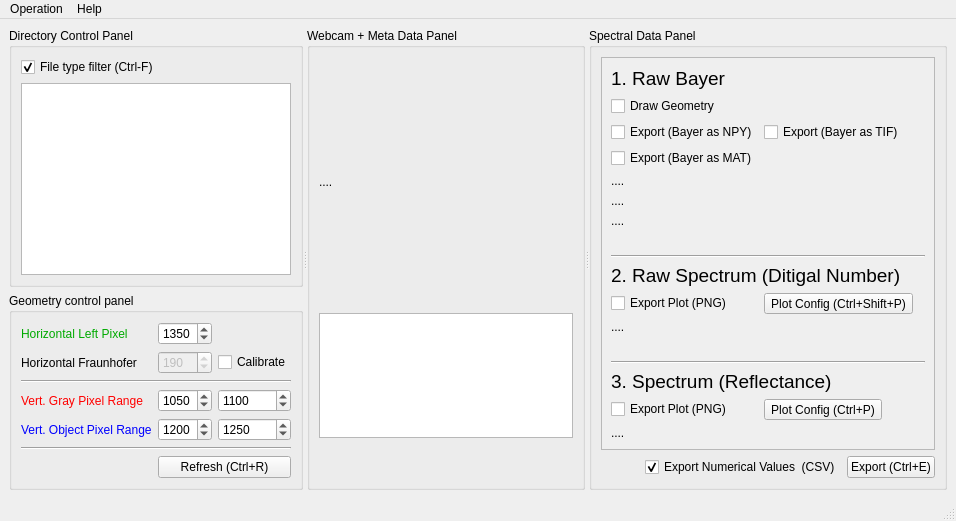
First picture: the form in UI/UI_Mainwindow.ui, repository garid3000/bps_spectrometer_gui, before the edit.
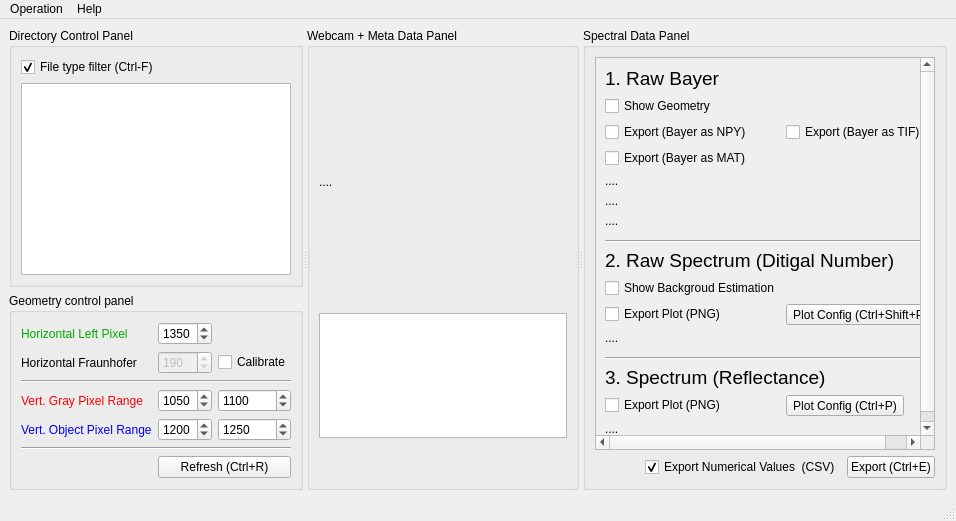
Second picture: the form after the edit. Custom widgets are drawn as their Qt base class.

Commit message: Feat: toggle-able visiblity of estimated background on raw-spectrum-plot

```diff
--- a/UI/UI_Mainwindow.ui
+++ b/UI/UI_Mainwindow.ui
@@ -361,8 +361,8 @@
             <rect>
              <x>0</x>
              <y>0</y>
-             <width>321</width>
-             <height>412</height>
+             <width>353</width>
+             <height>444</height>
             </rect>
            </property>
            <layout class="QFormLayout" name="formLayout">
@@ -400,14 +400,14 @@
               </property>
              </widget>
             </item>
-            <item row="21" column="0" colspan="2">
-             <widget class="Line" name="line_2">
-              <property name="orientation">
-               <enum>Qt::Horizontal</enum>
-              </property>
-             </widget>
-            </item>
             <item row="23" column="0" colspan="2">
+             <widget class="Line" name="line_2">
+              <property name="orientation">
+               <enum>Qt::Horizontal</enum>
+              </property>
+             </widget>
+            </item>
+            <item row="25" column="0" colspan="2">
              <widget class="QLabel" name="label_3">
               <property name="font">
                <font>
@@ -441,14 +441,14 @@
               </property>
              </widget>
             </item>
-            <item row="16" column="0">
+            <item row="17" column="0">
              <widget class="QCheckBox" name="checkBox_4">
               <property name="text">
                <string>Export Plot (PNG)</string>
               </property>
              </widget>
             </item>
-            <item row="16" column="1">
+            <item row="17" column="1">
              <widget class="QToolButton" name="tbtn_raw_spectrum_config">
               <property name="text">
                <string>Plot Config (Ctrl+Shift+P)</string>
@@ -489,7 +489,7 @@
               </property>
              </spacer>
             </item>
-            <item row="20" column="0" colspan="2">
+            <item row="22" column="0" colspan="2">
              <spacer name="verticalSpacer_3">
               <property name="orientation">
                <enum>Qt::Vertical</enum>
@@ -502,28 +502,28 @@
               </property>
              </spacer>
             </item>
-            <item row="24" column="1">
+            <item row="26" column="1">
              <widget class="QToolButton" name="tbtn_ref_spectrum_config">
               <property name="text">
                <string>Plot Config (Ctrl+P)</string>
               </property>
              </widget>
             </item>
-            <item row="24" column="0">
+            <item row="26" column="0">
              <widget class="QCheckBox" name="checkBox_5">
               <property name="text">
                <string>Export Plot (PNG)</string>
               </property>
              </widget>
             </item>
-            <item row="25" column="0" colspan="2">
+            <item row="27" column="0" colspan="2">
              <widget class="QLabelClick" name="limg_ref_spectrum">
               <property name="text">
                <string>....</string>
               </property>
              </widget>
             </item>
-            <item row="17" column="0" colspan="2">
+            <item row="19" column="0" colspan="2">
              <widget class="QLabelClick" name="limg_raw_spectrum">
               <property name="text">
                <string>....</string>
@@ -533,7 +533,14 @@
             <item row="1" column="0">
              <widget class="QCheckBox" name="cb_bayer_show_geometry">
               <property name="text">
-               <string>Draw Geometry</string>
+               <string>Show Geometry</string>
+              </property>
+             </widget>
+            </item>
+            <item row="16" column="0">
+             <widget class="QCheckBox" name="cb_raw_show_bg">
+              <property name="text">
+               <string>Show Backgroud Estimation</string>
               </property>
              </widget>
             </item>
```
The commit also changes 2 other files.
